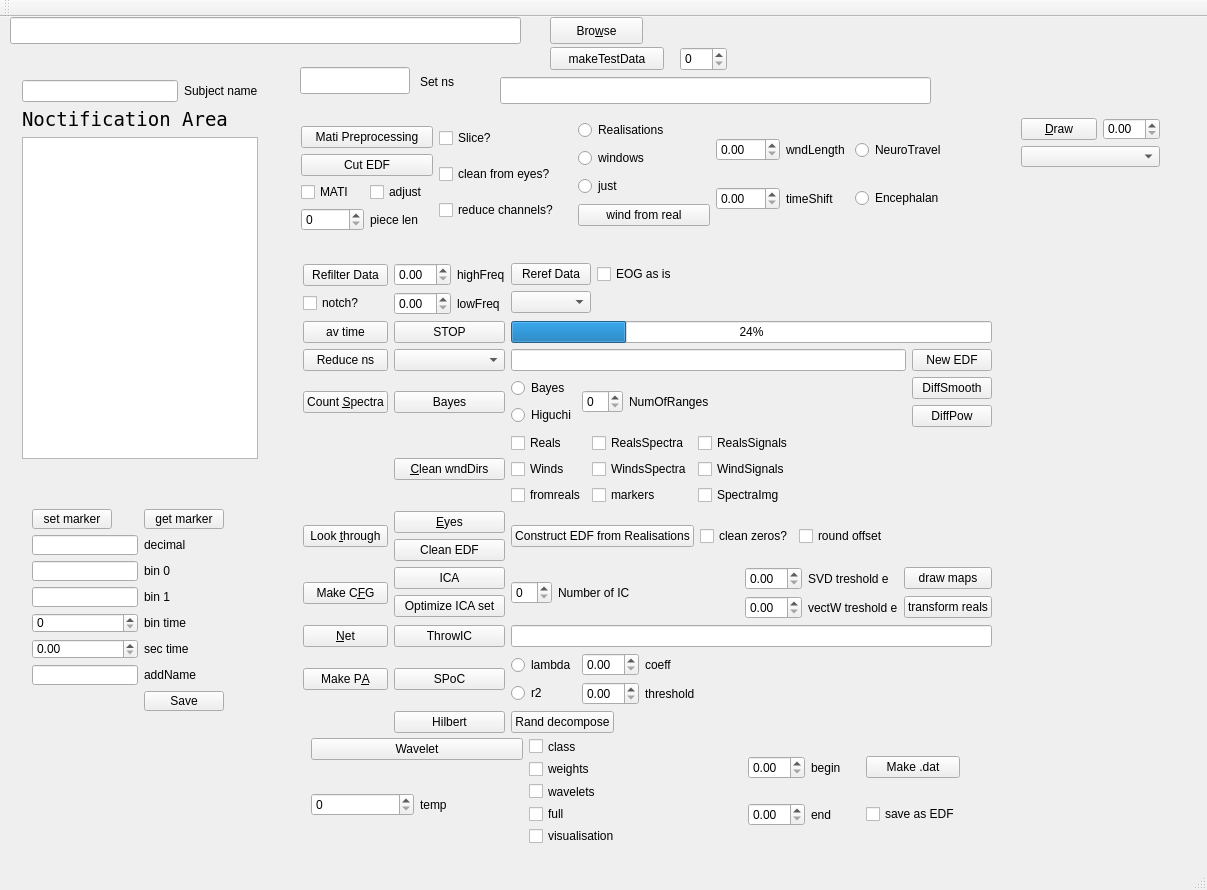
Above: mainwindow.ui from ArtfulVampire/SecondGUIrepo before the change. Below: the same form after it.
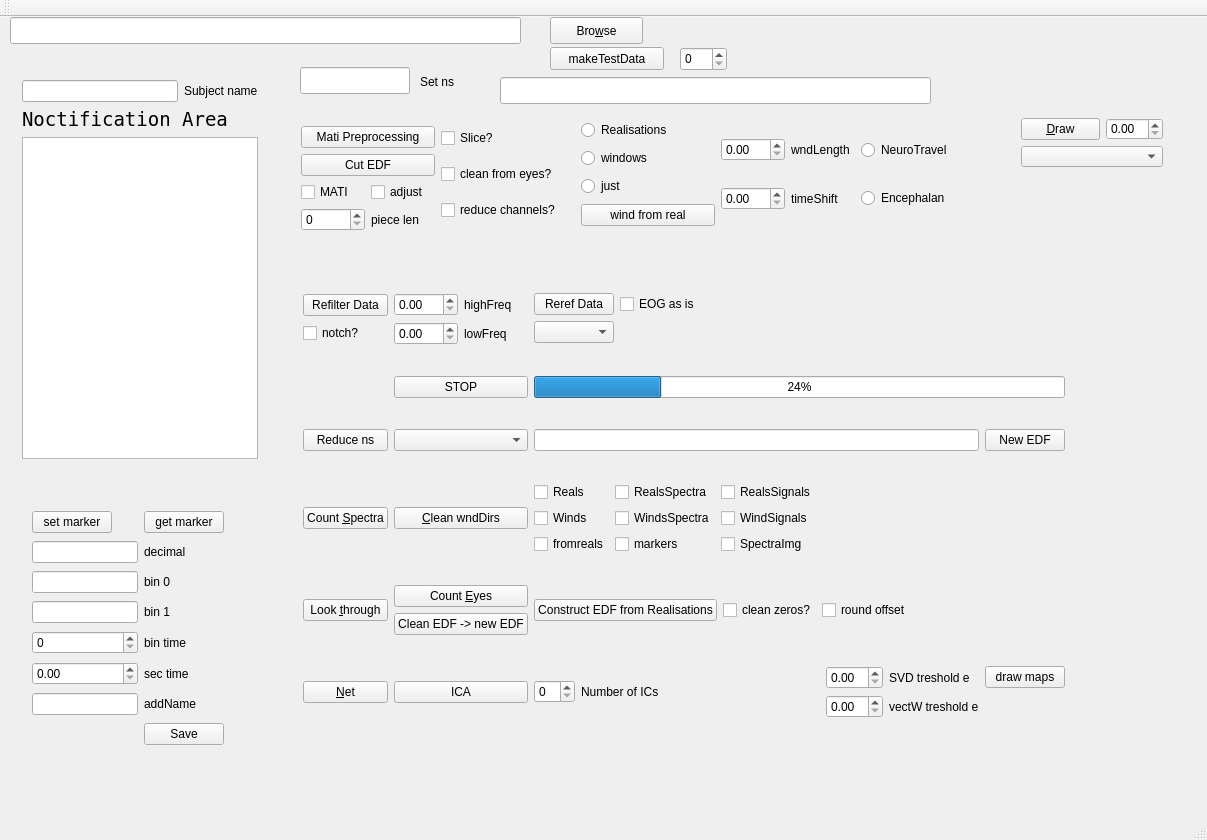
That is the form after the change.

What changed in the file:
```diff
--- a/mainwindow.ui
+++ b/mainwindow.ui
@@ -7,7 +7,7 @@
     <x>0</x>
     <y>0</y>
     <width>1207</width>
-    <height>890</height>
+    <height>840</height>
    </rect>
   </property>
   <property name="windowTitle">
@@ -100,7 +100,7 @@
      <rect>
       <x>1010</x>
       <y>90</y>
-      <width>161</width>
+      <width>164</width>
       <height>71</height>
      </rect>
     </property>
@@ -124,124 +124,6 @@
      </item>
     </layout>
    </widget>
-   <widget class="QWidget" name="layoutWidget">
-    <property name="geometry">
-     <rect>
-      <x>300</x>
-      <y>710</y>
-      <width>671</width>
-      <height>128</height>
-     </rect>
-    </property>
-    <layout class="QHBoxLayout" name="horizontalLayout_9">
-     <item>
-      <layout class="QVBoxLayout" name="verticalLayout_10">
-       <item>
-        <layout class="QVBoxLayout" name="verticalLayout_9">
-         <item>
-          <widget class="QPushButton" name="waveletButton">
-           <property name="text">
-            <string>Wavelet</string>
-           </property>
-          </widget>
-         </item>
-        </layout>
-       </item>
-       <item>
-        <layout class="QHBoxLayout" name="horizontalLayout_7">
-         <item>
-          <widget class="QSpinBox" name="tempBox"/>
-         </item>
-         <item>
-          <widget class="QLabel" name="label_4">
-           <property name="text">
-            <string>temp</string>
-           </property>
-          </widget>
-         </item>
-        </layout>
-       </item>
-      </layout>
-     </item>
-     <item>
-      <layout class="QVBoxLayout" name="verticalLayout_7">
-       <item>
-        <widget class="QCheckBox" name="classBox">
-         <property name="text">
-          <string>class</string>
-         </property>
-        </widget>
-       </item>
-       <item>
-        <widget class="QCheckBox" name="weightsBox">
-         <property name="text">
-          <string>weights</string>
-         </property>
-        </widget>
-       </item>
-       <item>
-        <widget class="QCheckBox" name="waveletsBox">
-         <property name="text">
-          <string>wavelets</string>
-         </property>
-        </widget>
-       </item>
-       <item>
-        <widget class="QCheckBox" name="fullBox">
-         <property name="text">
-          <string>full</string>
-         </property>
-        </widget>
-       </item>
-       <item>
-        <widget class="QCheckBox" name="visualisationBox">
-         <property name="text">
-          <string>visualisation</string>
-         </property>
-        </widget>
-       </item>
-      </layout>
-     </item>
-     <item>
-      <layout class="QGridLayout" name="gridLayout_3">
-       <item row="0" column="0">
-        <widget class="QDoubleSpinBox" name="startTimeBox"/>
-       </item>
-       <item row="0" column="1">
-        <widget class="QLabel" name="label_5">
-         <property name="text">
-          <string>begin</string>
-         </property>
-        </widget>
-       </item>
-       <item row="0" column="2">
-        <widget class="QPushButton" name="datFileButton">
-         <property name="text">
-          <string>Make .dat</string>
-         </property>
-        </widget>
-       </item>
-       <item row="1" column="0">
-        <widget class="QDoubleSpinBox" name="finishTimeBox"/>
-       </item>
-       <item row="1" column="1">
-        <widget class="QLabel" name="label_6">
-         <property name="text">
-          <string>end</string>
-         </property>
-        </widget>
-       </item>
-       <item row="1" column="2">
-        <widget class="QCheckBox" name="edfBox">
-         <property name="text">
-          <string>save as EDF</string>
-         </property>
-        </widget>
-       </item>
-      </layout>
-     </item>
-    </layout>
-   </widget>
    <widget class="QPushButton" name="makeTestDataPushButton">
     <property name="geometry">
      <rect>
@@ -270,7 +152,7 @@
      <rect>
       <x>290</x>
       <y>90</y>
-      <width>708</width>
+      <width>716</width>
       <height>135</height>
      </rect>
     </property>
@@ -445,7 +327,7 @@
       <x>21</x>
       <y>481</y>
       <width>214</width>
-      <height>224</height>
+      <height>262</height>
      </rect>
     </property>
     <layout class="QGridLayout" name="gridLayout_8">
@@ -566,36 +448,12 @@
     <property name="geometry">
      <rect>
       <x>292</x>
-      <y>235</y>
-      <width>711</width>
+      <y>240</y>
+      <width>784</width>
       <height>501</height>
      </rect>
     </property>
     <layout class="QGridLayout" name="gridLayout_7">
-     <item row="0" column="1">
-      <layout class="QGridLayout" name="gridLayout_2">
-       <item row="0" column="0">
-        <widget class="QDoubleSpinBox" name="highFreqFilterDoubleSpinBox"/>
-       </item>
-       <item row="0" column="1">
-        <widget class="QLabel" name="label_14">
-         <property name="text">
-          <string>highFreq</string>
-         </property>
-        </widget>
-       </item>
-       <item row="1" column="0">
-        <widget class="QDoubleSpinBox" name="lowFreqFilterDoubleSpinBox"/>
-       </item>
-       <item row="1" column="1">
-        <widget class="QLabel" name="label_15">
-         <property name="text">
-          <string>lowFreq</string>
-         </property>
-        </widget>
-       </item>
-      </layout>
-     </item>
      <item row="0" column="2">
       <layout class="QHBoxLayout" name="horizontalLayout_13">
        <item>
@@ -638,13 +496,6 @@
        </item>
       </layout>
      </item>
-     <item row="1" column="0">
-      <widget class="QPushButton" name="avTimeButton">
-       <property name="text">
-        <string>av time</string>
-       </property>
-      </widget>
-     </item>
      <item row="1" column="1">
       <widget class="QPushButton" name="stopButton">
        <property name="text">
@@ -666,13 +517,6 @@
        </property>
       </widget>
      </item>
-     <item row="3" column="1">
-      <widget class="QPushButton" name="BayesPushButton">
-       <property name="text">
-        <string>Bayes</string>
-       </property>
-      </widget>
-     </item>
      <item row="2" column="1">
       <widget class="QComboBox" name="reduceChannelsComboBox"/>
      </item>
@@ -690,76 +534,6 @@
        </item>
       </layout>
      </item>
-     <item row="3" column="0">
-      <widget class="QPushButton" name="countSpectra">
-       <property name="text">
-        <string>Count &amp;Spectra</string>
-       </property>
-      </widget>
-     </item>
-     <item row="3" column="2">
-      <layout class="QHBoxLayout" name="horizontalLayout_8">
-       <item>
-        <layout class="QVBoxLayout" name="verticalLayout_8">
-         <item>
-          <widget class="QRadioButton" name="BayesRadioButton">
-           <property name="text">
-            <string>Bayes</string>
-           </property>
-          </widget>
-         </item>
-         <item>
-          <widget class="QRadioButton" name="HiguchiRadioButton">
-           <property name="text">
-            <string>Higuchi</string>
-           </property>
-          </widget>
-         </item>
-        </layout>
-       </item>
-       <item>
-        <widget class="QSpinBox" name="BayesSpinBox"/>
-       </item>
-       <item>
-        <widget class="QLabel" name="label_9">
-         <property name="text">
-          <string>NumOfRanges</string>
-         </property>
-        </widget>
-       </item>
-       <item>
-        <spacer name="horizontalSpacer_6">
-         <property name="orientation">
-          <enum>Qt::Horizontal</enum>
-         </property>
-         <property name="sizeHint" stdset="0">
-          <size>
-           <width>78</width>
-           <height>24</height>
-          </size>
-         </property>
-        </spacer>
-       </item>
-       <item>
-        <layout class="QVBoxLayout" name="verticalLayout_14">
-         <item>
-          <widget class="QPushButton" name="diffSmoothPushButton">
-           <property name="text">
-            <string>DiffSmooth</string>
-           </property>
-          </widget>
-         </item>
-         <item>
-          <widget class="QPushButton" name="diffPowPushButton">
-           <property name="text">
-            <string>DiffPow</string>
-           </property>
-          </widget>
-         </item>
-        </layout>
-       </item>
-      </layout>
-     </item>
      <item row="4" column="1">
       <widget class="QPushButton" name="cleanDirsButton">
        <property name="text">
@@ -767,13 +541,6 @@
        </property>
       </widget>
      </item>
-     <item row="7" column="1">
-      <widget class="QPushButton" name="throwICPushButton">
-       <property name="text">
-        <string>ThrowIC</string>
-       </property>
-      </widget>
-     </item>
      <item row="5" column="0">
       <widget class="QPushButton" name="cut_e">
        <property name="text">
@@ -819,15 +586,29 @@
        </item>
       </layout>
      </item>
-     <item row="7" column="2">
-      <widget class="QLineEdit" name="throwICLineEdit"/>
-     </item>
-     <item row="6" column="0">
-      <widget class="QPushButton" name="makeCFG">
-       <property name="text">
-        <string>Make C&amp;FG</string>
-       </property>
-      </widget>
+     <item row="0" column="1">
+      <layout class="QGridLayout" name="gridLayout_2">
+       <item row="0" column="0">
+        <widget class="QDoubleSpinBox" name="highFreqFilterDoubleSpinBox"/>
+       </item>
+       <item row="0" column="1">
+        <widget class="QLabel" name="label_14">
+         <property name="text">
+          <string>highFreq</string>
+         </property>
+        </widget>
+       </item>
+       <item row="1" column="0">
+        <widget class="QDoubleSpinBox" name="lowFreqFilterDoubleSpinBox"/>
+       </item>
+       <item row="1" column="1">
+        <widget class="QLabel" name="label_15">
+         <property name="text">
+          <string>lowFreq</string>
+         </property>
+        </widget>
+       </item>
+      </layout>
      </item>
      <item row="6" column="1">
       <layout class="QVBoxLayout" name="verticalLayout_13">
@@ -838,13 +619,6 @@
          </property>
         </widget>
        </item>
-       <item>
-        <widget class="QPushButton" name="icaTestClassPushButton">
-         <property name="text">
-          <string>Optimize ICA set</string>
-         </property>
-        </widget>
-       </item>
       </layout>
      </item>
      <item row="6" column="2">
@@ -857,7 +631,7 @@
          <item>
           <widget class="QLabel" name="label_7">
            <property name="text">
-            <string>Number of IC</string>
+            <string>Number of ICs</string>
            </property>
           </widget>
          </item>
@@ -897,15 +671,7 @@
             </widget>
            </item>
            <item row="1" column="2">
-            <layout class="QVBoxLayout" name="verticalLayout_15">
-             <item>
-              <widget class="QPushButton" name="transformRealsPushButton">
-               <property name="text">
-                <string>transform reals</string>
-               </property>
-              </widget>
-             </item>
-            </layout>
+            <layout class="QVBoxLayout" name="verticalLayout_15"/>
            </item>
            <item row="0" column="2">
             <widget class="QPushButton" name="drawMapsPushButton">
@@ -920,113 +686,6 @@
        </item>
       </layout>
      </item>
-     <item row="8" column="0">
-      <widget class="QPushButton" name="makePA">
-       <property name="text">
-        <string>Make P&amp;A</string>
-       </property>
-      </widget>
-     </item>
-     <item row="8" column="1">
-      <widget class="QPushButton" name="spocPushButton">
-       <property name="text">
-        <string>SPoC</string>
-       </property>
-      </widget>
-     </item>
-     <item row="9" column="1">
-      <widget class="QPushButton" name="hilbertPushButton">
-       <property name="text">
-        <string>Hilbert</string>
-       </property>
-      </widget>
-     </item>
-     <item row="8" column="2">
-      <layout class="QHBoxLayout" name="horizontalLayout_11">
-       <item>
-        <layout class="QVBoxLayout" name="verticalLayout_11"/>
-       </item>
-       <item>
-        <layout class="QVBoxLayout" name="verticalLayout_12">
-         <item>
-          <widget class="QRadioButton" name="lambdaRadioButton">
-           <property name="text">
-            <string>lambda</string>
-           </property>
-          </widget>
-         </item>
-         <item>
-          <widget class="QRadioButton" name="r2RadioButton">
-           <property name="text">
-            <string>r2</string>
-           </property>
-          </widget>
-         </item>
-        </layout>
-       </item>
-       <item>
-        <layout class="QGridLayout" name="gridLayout_6">
-         <item row="0" column="0">
-          <widget class="QDoubleSpinBox" name="spocCoeffDoubleSpinBox"/>
-         </item>
-         <item row="0" column="1">
-          <widget class="QLabel" name="label_12">
-           <property name="text">
-            <string>coeff</string>
-           </property>
-          </widget>
-         </item>
-         <item row="1" column="0">
-          <widget class="QDoubleSpinBox" name="spocTresholdDoubleSpinBox"/>
-         </item>
-         <item row="1" column="1">
-          <widget class="QLabel" name="label_13">
-           <property name="text">
-            <string>threshold</string>
-           </property>
-          </widget>
-         </item>
-        </layout>
-       </item>
-       <item>
-        <spacer name="horizontalSpacer_2">
-         <property name="orientation">
-          <enum>Qt::Horizontal</enum>
-         </property>
-         <property name="sizeHint" stdset="0">
-          <size>
-           <width>40</width>
-           <height>20</height>
-          </size>
-         </property>
-        </spacer>
-       </item>
-      </layout>
-     </item>
-     <item row="9" column="2">
-      <layout class="QHBoxLayout" name="horizontalLayout_12">
-       <item>
-        <widget class="QPushButton" name="randomDecomposePushButton">
-         <property name="text">
-          <string>Rand decompose</string>
-         </property>
-        </widget>
-       </item>
-       <item>
-        <spacer name="horizontalSpacer_7">
-         <property name="orientation">
-          <enum>Qt::Horizontal</enum>
-         </property>
-         <property name="sizeHint" stdset="0">
-          <size>
-           <width>40</width>
-           <height>20</height>
-          </size>
-         </property>
-        </spacer>
-       </item>
-      </layout>
-     </item>
      <item row="4" column="2">
       <layout class="QGridLayout" name="gridLayout_5">
        <item row="0" column="0">
@@ -1138,14 +797,14 @@
        <item>
         <widget class="QPushButton" name="eyesButton">
          <property name="text">
-          <string>&amp;Eyes</string>
+          <string>Count &amp;Eyes</string>
          </property>
         </widget>
        </item>
        <item>
         <widget class="QPushButton" name="cleanEdfFromEyesButton">
          <property name="text">
-          <string>Clean EDF</string>
+          <string>Clean EDF -&gt; new EDF</string>
          </property>
         </widget>
        </item>
@@ -1169,7 +828,14 @@
        </item>
       </layout>
      </item>
-     <item row="7" column="0">
+     <item row="4" column="0">
+      <widget class="QPushButton" name="countSpectra">
+       <property name="text">
+        <string>Count &amp;Spectra</string>
+       </property>
+      </widget>
+     </item>
+     <item row="6" column="0">
       <widget class="QPushButton" name="netButton">
        <property name="text">
         <string>&amp;Net</string>
@@ -1193,7 +859,6 @@
    <zorder>setNsLine</zorder>
    <zorder>layoutWidget</zorder>
    <zorder>layoutWidget</zorder>
-   <zorder>layoutWidget</zorder>
    <zorder>makeTestDataPushButton</zorder>
    <zorder>numComponentsSpinBox</zorder>
    <zorder>layoutWidget</zorder>
@@ -1208,7 +873,7 @@
      <x>0</x>
      <y>0</y>
      <width>1207</width>
-     <height>19</height>
+     <height>25</height>
     </rect>
    </property>
   </widget>
```
